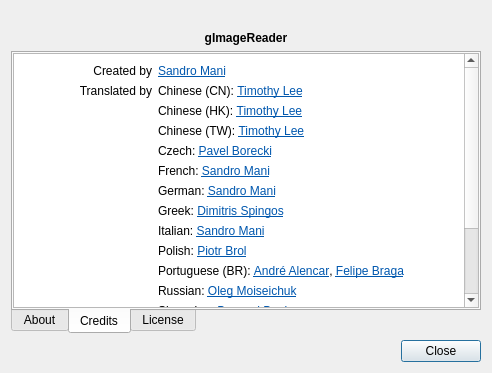
Old version of the form qt/data/AboutDialog.ui in the repository manisandro/gImageReader.
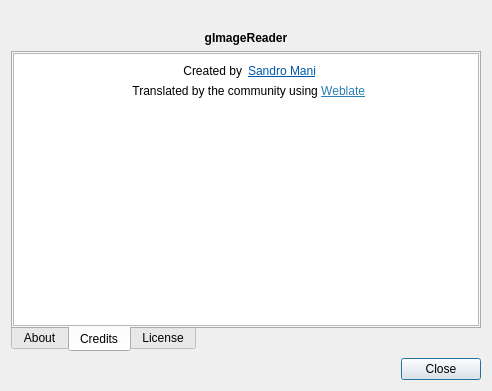
New version of the form. The open tabs and pages were chosen to show the change. Icons and pictures are not drawn.

```diff
--- a/qt/data/AboutDialog.ui
+++ b/qt/data/AboutDialog.ui
@@ -7,7 +7,7 @@
     <x>0</x>
     <y>0</y>
     <width>492</width>
-    <height>373</height>
+    <height>391</height>
    </rect>
   </property>
   <property name="windowTitle">
@@ -145,72 +145,12 @@
 &lt;td&gt;
 &lt;p align=&quot;right&quot; style=&quot; margin-top:12px; margin-bottom:12px; margin-left:0px; margin-right:0px; -qt-block-indent:0; text-indent:0px;&quot;&gt;Created by&lt;/p&gt;&lt;/td&gt;
 &lt;td&gt;
-&lt;p style=&quot; margin-top:12px; margin-bottom:12px; margin-left:0px; margin-right:0px; -qt-block-indent:0; text-indent:0px;&quot;&gt;&lt;a href=&quot;mailto:manisandro@gmail.com&quot;&gt;&lt;span style=&quot; text-decoration: underline; color:#0057ae;&quot;&gt;Sandro Mani&lt;/span&gt;&lt;/a&gt;&lt;/p&gt;&lt;/td&gt;&lt;/tr&gt;
+&lt;p style=&quot; margin-top:12px; margin-bottom:12px; margin-left:0px; margin-right:0px; -qt-block-indent:0; text-indent:0px;&quot;&gt;&lt;a href=&quot;mailto:manisandro@gmail.com&quot;&gt;&lt;span style=&quot; text-decoration: underline; color:#0057ae;&quot;&gt;Sandro Mani&lt;/span&gt;&lt;/a&gt;&lt;/p&gt;&lt;/td&gt;
+&lt;td&gt;&lt;/td&gt;&lt;/tr&gt;
 &lt;tr&gt;
-&lt;td&gt;
-&lt;p align=&quot;right&quot; style=&quot; margin-top:12px; margin-bottom:12px; margin-left:0px; margin-right:0px; -qt-block-indent:0; text-indent:0px;&quot;&gt;Translated by&lt;/p&gt;&lt;/td&gt;
-&lt;td&gt;
-&lt;p style=&quot; margin-top:12px; margin-bottom:12px; margin-left:0px; margin-right:0px; -qt-block-indent:0; text-indent:0px;&quot;&gt;Chinese (CN): &lt;a href=&quot;mailto:timothy.ty.lee@gmail.com&quot;&gt;&lt;span style=&quot; text-decoration: underline; color:#0057ae;&quot;&gt;Timothy Lee&lt;/span&gt;&lt;/a&gt;&lt;/p&gt;&lt;/td&gt;&lt;/tr&gt;
-&lt;tr&gt;
-&lt;td&gt;&lt;/td&gt;
-&lt;td&gt;
-&lt;p style=&quot; margin-top:12px; margin-bottom:12px; margin-left:0px; margin-right:0px; -qt-block-indent:0; text-indent:0px;&quot;&gt;Chinese (HK): &lt;a href=&quot;mailto:timothy.ty.lee@gmail.com&quot;&gt;&lt;span style=&quot; text-decoration: underline; color:#0057ae;&quot;&gt;Timothy Lee&lt;/span&gt;&lt;/a&gt;&lt;/p&gt;&lt;/td&gt;&lt;/tr&gt;
-&lt;tr&gt;
-&lt;td&gt;&lt;/td&gt;
-&lt;td&gt;
-&lt;p style=&quot; margin-top:12px; margin-bottom:12px; margin-left:0px; margin-right:0px; -qt-block-indent:0; text-indent:0px;&quot;&gt;Chinese (TW): &lt;a href=&quot;mailto:timothy.ty.lee@gmail.com&quot;&gt;&lt;span style=&quot; text-decoration: underline; color:#0057ae;&quot;&gt;Timothy Lee&lt;/span&gt;&lt;/a&gt;&lt;/p&gt;&lt;/td&gt;&lt;/tr&gt;
-&lt;tr&gt;
-&lt;td&gt;&lt;/td&gt;
-&lt;td&gt;
-&lt;p style=&quot; margin-top:12px; margin-bottom:12px; margin-left:0px; margin-right:0px; -qt-block-indent:0; text-indent:0px;&quot;&gt;Czech: &lt;a href=&quot;mailto:pavel.borecki@gmail.com&quot;&gt;&lt;span style=&quot; text-decoration: underline; color:#0057ae;&quot;&gt;Pavel Borecki&lt;/span&gt;&lt;/a&gt;&lt;/p&gt;&lt;/td&gt;&lt;/tr&gt;
-&lt;tr&gt;
-&lt;td&gt;&lt;/td&gt;
-&lt;td&gt;
-&lt;p style=&quot; margin-top:12px; margin-bottom:12px; margin-left:0px; margin-right:0px; -qt-block-indent:0; text-indent:0px;&quot;&gt;French: &lt;a href=&quot;mailto:manisandro@gmail.com&quot;&gt;&lt;span style=&quot; text-decoration: underline; color:#0057ae;&quot;&gt;Sandro Mani&lt;/span&gt;&lt;/a&gt;&lt;/p&gt;&lt;/td&gt;&lt;/tr&gt;
-&lt;tr&gt;
-&lt;td&gt;&lt;/td&gt;
-&lt;td&gt;
-&lt;p style=&quot; margin-top:12px; margin-bottom:12px; margin-left:0px; margin-right:0px; -qt-block-indent:0; text-indent:0px;&quot;&gt;German: &lt;a href=&quot;mailto:manisandro@gmail.com&quot;&gt;&lt;span style=&quot; text-decoration: underline; color:#0057ae;&quot;&gt;Sandro Mani&lt;/span&gt;&lt;/a&gt;&lt;/p&gt;&lt;/td&gt;&lt;/tr&gt;
-&lt;tr&gt;
-&lt;td&gt;&lt;/td&gt;
-&lt;td&gt;
-&lt;p style=&quot; margin-top:12px; margin-bottom:12px; margin-left:0px; margin-right:0px; -qt-block-indent:0; text-indent:0px;&quot;&gt;Greek: &lt;a href=&quot;mailto:dmtrs32@gmail.com&quot;&gt;&lt;span style=&quot; text-decoration: underline; color:#0057ae;&quot;&gt;Dimitris Spingos&lt;/span&gt;&lt;/a&gt;&lt;/p&gt;&lt;/td&gt;&lt;/tr&gt;
-&lt;tr&gt;
-&lt;td&gt;&lt;/td&gt;
-&lt;td&gt;
-&lt;p style=&quot; margin-top:12px; margin-bottom:12px; margin-left:0px; margin-right:0px; -qt-block-indent:0; text-indent:0px;&quot;&gt;Italian: &lt;a href=&quot;mailto:manisandro@gmail.com&quot;&gt;&lt;span style=&quot; text-decoration: underline; color:#0057ae;&quot;&gt;Sandro Mani&lt;/span&gt;&lt;/a&gt;&lt;/p&gt;&lt;/td&gt;&lt;/tr&gt;
-&lt;tr&gt;
-&lt;td&gt;&lt;/td&gt;
-&lt;td&gt;
-&lt;p style=&quot; margin-top:12px; margin-bottom:12px; margin-left:0px; margin-right:0px; -qt-block-indent:0; text-indent:0px;&quot;&gt;Polish: &lt;a href=&quot;mailto:peterb@inetia.pl&quot;&gt;&lt;span style=&quot; text-decoration: underline; color:#0057ae;&quot;&gt;Piotr Brol&lt;/span&gt;&lt;/a&gt;&lt;/p&gt;&lt;/td&gt;&lt;/tr&gt;
-&lt;tr&gt;
-&lt;td&gt;&lt;/td&gt;
-&lt;td&gt;
-&lt;p style=&quot; margin-top:12px; margin-bottom:12px; margin-left:0px; margin-right:0px; -qt-block-indent:0; text-indent:0px;&quot;&gt;Portuguese (BR): &lt;a href=&quot;mailto:andre.tre@gmail.com&quot;&gt;&lt;span style=&quot; text-decoration: underline; color:#0057ae;&quot;&gt;André Alencar&lt;/span&gt;&lt;/a&gt;, &lt;a href=&quot;mailto:fbobraga@gmail.com&quot;&gt;&lt;span style=&quot; text-decoration: underline; color:#0057ae;&quot;&gt;Felipe Braga&lt;/span&gt;&lt;/a&gt;&lt;/p&gt;&lt;/td&gt;&lt;/tr&gt;
-&lt;tr&gt;
-&lt;td&gt;&lt;/td&gt;
-&lt;td&gt;
-&lt;p style=&quot; margin-top:12px; margin-bottom:12px; margin-left:0px; margin-right:0px; -qt-block-indent:0; text-indent:0px;&quot;&gt;Russian: &lt;a href=&quot;mailto:berroll@mail.ru&quot;&gt;&lt;span style=&quot; text-decoration: underline; color:#0057ae;&quot;&gt;Oleg Moiseichuk&lt;/span&gt;&lt;/a&gt;&lt;/p&gt;&lt;/td&gt;&lt;/tr&gt;
-&lt;tr&gt;
-&lt;td&gt;&lt;/td&gt;
-&lt;td&gt;
-&lt;p style=&quot; margin-top:12px; margin-bottom:12px; margin-left:0px; margin-right:0px; -qt-block-indent:0; text-indent:0px;&quot;&gt;Slovenian: &lt;a href=&quot;mailto:beernarrd@gmail.com&quot;&gt;&lt;span style=&quot; text-decoration: underline; color:#0057ae;&quot;&gt;Bernard Banko&lt;/span&gt;&lt;/a&gt;&lt;/p&gt;&lt;/td&gt;&lt;/tr&gt;
-&lt;tr&gt;
-&lt;td&gt;&lt;/td&gt;
-&lt;td&gt;
-&lt;p style=&quot; margin-top:12px; margin-bottom:12px; margin-left:0px; margin-right:0px; -qt-block-indent:0; text-indent:0px;&quot;&gt;Spanish: &lt;a href=&quot;mailto:lunatc@gmail.com&quot;&gt;&lt;span style=&quot; text-decoration: underline; color:#0057ae;&quot;&gt;Antonio Trujillo&lt;/span&gt;&lt;/a&gt;&lt;/p&gt;&lt;/td&gt;&lt;/tr&gt;
-&lt;tr&gt;
-&lt;td&gt;&lt;/td&gt;
-&lt;td&gt;
-&lt;p style=&quot; margin-top:12px; margin-bottom:12px; margin-left:0px; margin-right:0px; -qt-block-indent:0; text-indent:0px;&quot;&gt;Swedish: &lt;a href=&quot;mailto:mats.olofsson@bokforlaget-alerta.se&quot;&gt;&lt;span style=&quot; text-decoration: underline; color:#0057ae;&quot;&gt;Mats Olofsson&lt;/span&gt;&lt;/a&gt;&lt;/p&gt;&lt;/td&gt;&lt;/tr&gt;
-&lt;tr&gt;
-&lt;td&gt;&lt;/td&gt;
-&lt;td&gt;
-&lt;p style=&quot; margin-top:12px; margin-bottom:12px; margin-left:0px; margin-right:0px; -qt-block-indent:0; text-indent:0px;&quot;&gt;Turkish: &lt;a href=&quot;mailto:necdetyucel@gmail.com&quot;&gt;&lt;span style=&quot; text-decoration: underline; color:#0057ae;&quot;&gt;Necdet Yucel&lt;/span&gt;&lt;/a&gt;&lt;/p&gt;&lt;/td&gt;&lt;/tr&gt;
-&lt;tr&gt;
-&lt;td&gt;&lt;/td&gt;
-&lt;td&gt;
-&lt;p style=&quot; margin-top:12px; margin-bottom:12px; margin-left:0px; margin-right:0px; -qt-block-indent:0; text-indent:0px;&quot;&gt;Ukranian: &lt;a href=&quot;mailto:yhmtargaryen@gmail.com&quot;&gt;&lt;span style=&quot; text-decoration: underline; color:#0057ae;&quot;&gt;Yuriy Bahriy&lt;/span&gt;&lt;/a&gt;&lt;/p&gt;&lt;/td&gt;&lt;/tr&gt;&lt;/table&gt;&lt;/body&gt;&lt;/html&gt;</string>
+&lt;td colspan=&quot;2&quot;&gt;
+&lt;p align=&quot;right&quot; style=&quot; margin-top:12px; margin-bottom:12px; margin-left:0px; margin-right:0px; -qt-block-indent:0; text-indent:0px;&quot;&gt;Translated by the community using &lt;a href=&quot;https://hosted.weblate.org/projects/gimagereader/translations/&quot;&gt;&lt;span style=&quot; text-decoration: underline; color:#2980b9;&quot;&gt;Weblate&lt;/span&gt;&lt;/a&gt;&lt;/p&gt;&lt;/td&gt;
+&lt;td&gt;&lt;/td&gt;&lt;/tr&gt;&lt;/table&gt;&lt;/body&gt;&lt;/html&gt;</string>
          </property>
          <property name="openExternalLinks">
           <bool>true</bool>
```
